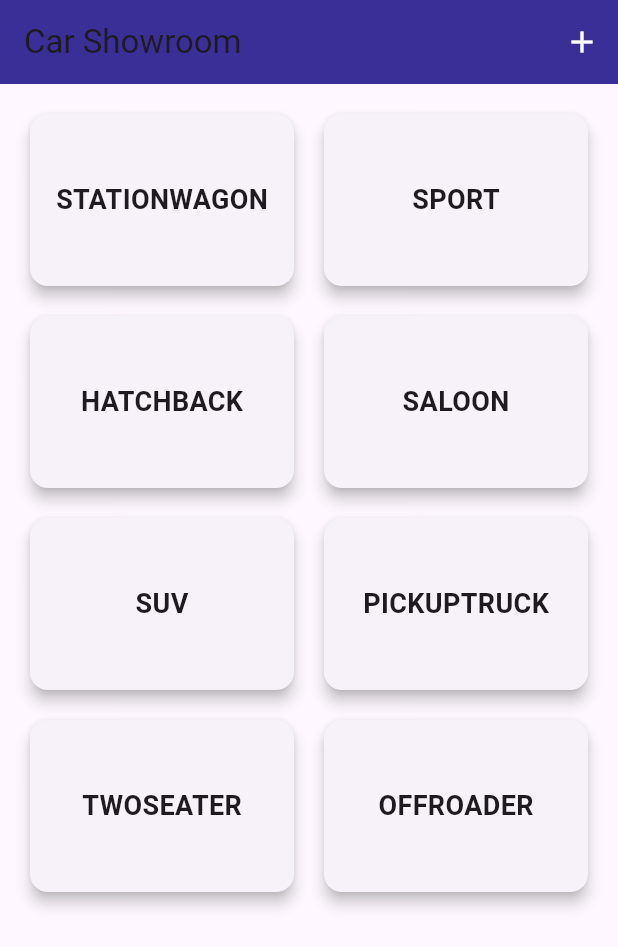
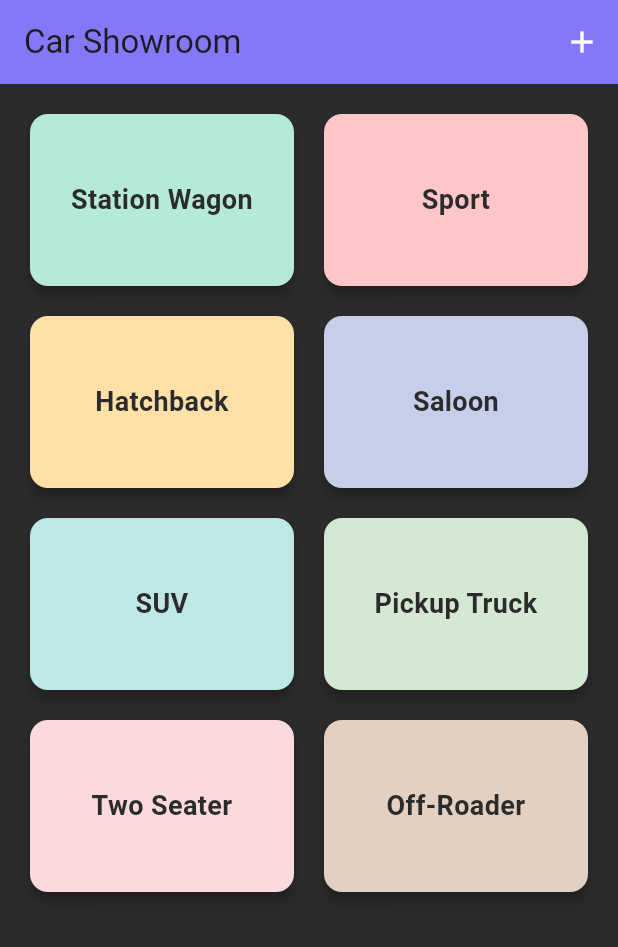
Before and after one commit to Mig-Val/carShowroomApp, a Flutter app: the screen it shows after launch, on a phone screen of 412 x 824 dp. Shown: the top 947 px of the screen. Run offline on Flutter 3.47's test engine with Material 3 defaults, Android fonts, the phone set to English and light mode, and no system bars.

Commit message:
improving aesthetics for categories screen

```diff
--- a/lib/Model/car.dart
+++ b/lib/Model/car.dart
@@ -1,8 +1,52 @@
+import 'dart:ui';
+
 import 'package:uuid/uuid.dart';
 
 const uuid = Uuid();
 String categoryToString(Category category) {
   return category.name[0].toUpperCase() + category.name.substring(1);
+}
+
+String categoryDisplayName(Category category) {
+  switch (category) {
+    case Category.stationWagon:
+      return 'Station Wagon';
+    case Category.sport:
+      return 'Sport';
+    case Category.hatchBack:
+      return 'Hatchback';
+    case Category.saloon:
+      return 'Saloon';
+    case Category.suv:
+      return 'SUV';
+    case Category.pickupTruck:
+      return 'Pickup Truck';
+    case Category.twoSeater:
+      return 'Two Seater';
+    case Category.offRoader:
+      return 'Off-Roader';
+  }
+}
+
+Color categoryColor(Category category) {
+  switch (category) {
+    case Category.stationWagon:
+      return const Color(0xFFB5EAD7);
+    case Category.sport:
+      return const Color(0xFFFFC6C7);
+    case Category.hatchBack:
+      return const Color(0xFFFFE1A8);
+    case Category.saloon:
+      return const Color(0xFFC7CEEA);
+    case Category.suv:
+      return const Color(0xFFBEE7E8);
+    case Category.pickupTruck:
+      return const Color(0xFFD5E8D4);
+    case Category.twoSeater:
+      return const Color(0xFFFADADD);
+    case Category.offRoader:
+      return const Color(0xFFE2D1C3);
+  }
 }
 
 enum Category {
--- a/lib/Screens/categories_screen.dart
+++ b/lib/Screens/categories_screen.dart
@@ -9,8 +9,9 @@ class CategoriesScreen extends StatelessWidget {
     final categories = Category.values;
 
     return Scaffold(
+      backgroundColor: const Color(0xFF2B2B2B), // dark gray
       appBar: AppBar(
-        backgroundColor: const Color.fromARGB(255, 57, 47, 150),
+        backgroundColor: const Color.fromARGB(255, 132, 119, 248),
         title: const Text('Car Showroom'),
         actions: [
           IconButton(
@@ -32,13 +33,19 @@ class CategoriesScreen extends StatelessWidget {
           final category = categories[index];
 
           return Card(
+            color: categoryColor(category),
             elevation: 4,
+            shape: RoundedRectangleBorder(
+              borderRadius: BorderRadius.circular(12),
+            ),
             child: Center(
               child: Text(
-                category.name.toUpperCase(),
+                categoryDisplayName(category),
+                textAlign: TextAlign.center,
                 style: const TextStyle(
                   fontSize: 18,
                   fontWeight: FontWeight.bold,
+                  color: Color(0xFF2B2B2B),
                 ),
               ),
             ),
```
